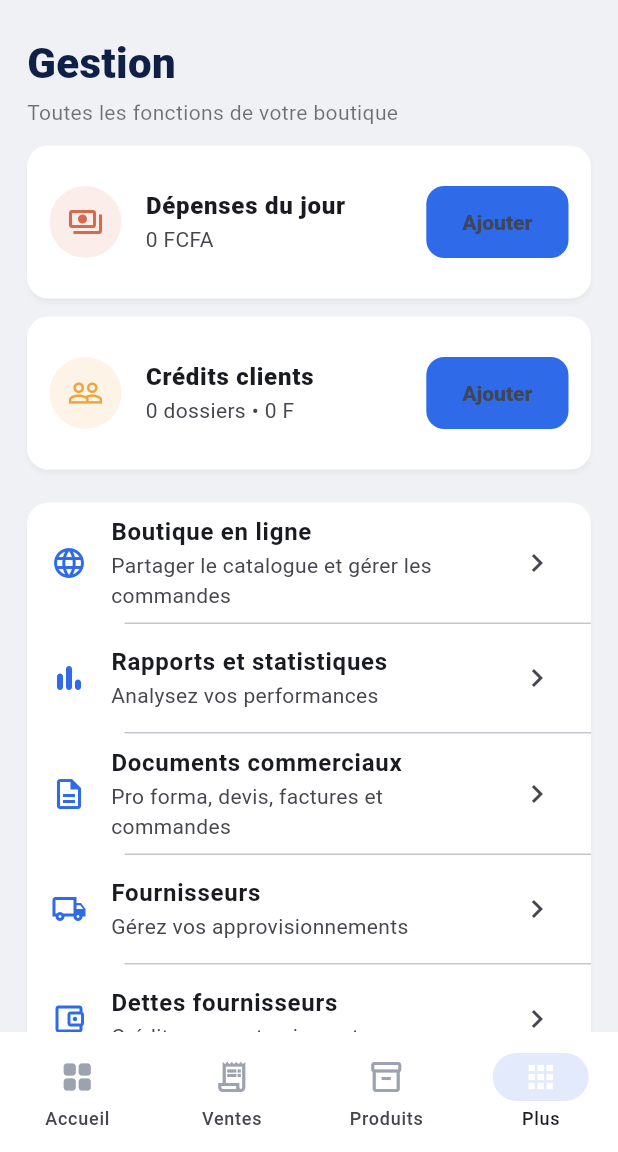
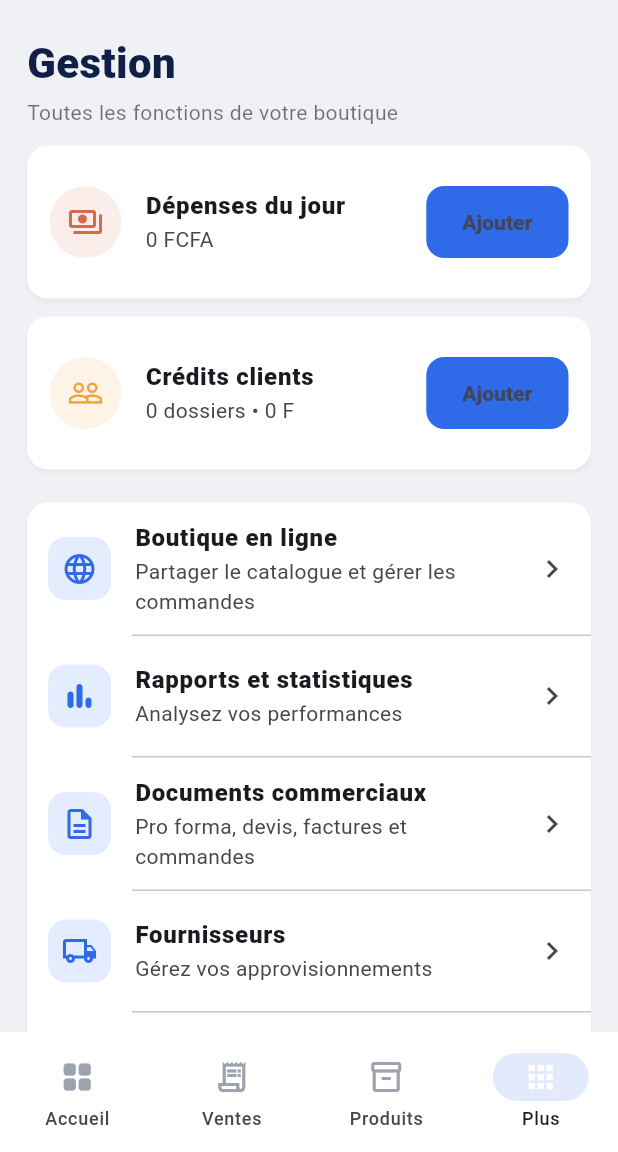
Before and after one commit to omzakrevo/moncommerce, a Flutter app: the AppShell screen opened directly with empty values, item 4 of the bottom bar chosen, on a phone screen of 412 x 824 dp, the part 84-1236 px from its top. Run offline on Flutter 3.47's test engine with Material 3 defaults, Android fonts, the phone set to English and light mode, and no system bars; our stand-ins replace camera, file_picker, firebase_core, firebase_messaging, flutter_local_notifications, geolocator and 6 more; missing offline and left inert: cryptography, excel, google_mlkit_text_recognition, mobile_scanner; accounts and stored records are empty; network calls fail.

Commit message:
Ventes et Plus : cartes, filtres de paiement, menu à pastilles bleues
Co-Authored-By: Claude Sonnet 5.5 <noreply@anthropic.com>

```diff
--- a/lib/src/dashboard.dart
+++ b/lib/src/dashboard.dart
@@ -415,7 +415,14 @@ class PageHeader extends StatelessWidget {
   final String title, subtitle;
   @override
   Widget build(BuildContext context) => Padding(
-    padding: const EdgeInsets.fromLTRB(18, 22, 18, 12),
+    padding: EdgeInsets.fromLTRB(
+      MediaQuery.sizeOf(context).width > 1120
+          ? (MediaQuery.sizeOf(context).width - 1120) / 2 + 18
+          : 18,
+      22,
+      18,
+      12,
+    ),
     child: Column(
       crossAxisAlignment: CrossAxisAlignment.start,
       children: [
--- a/lib/src/more_pages.dart
+++ b/lib/src/more_pages.dart
@@ -41,7 +41,11 @@ class MorePage extends StatelessWidget {
     children: [
       const PageHeader('Gestion', 'Toutes les fonctions de votre boutique'),
       Padding(
-        padding: const EdgeInsets.symmetric(horizontal: 18),
+        padding: EdgeInsets.symmetric(
+          horizontal: MediaQuery.sizeOf(context).width > 1120
+              ? (MediaQuery.sizeOf(context).width - 1120) / 2 + 18
+              : 18,
+        ),
         child: Column(
           children: [
             _managementCard(
@@ -88,7 +92,7 @@ class MorePage extends StatelessWidget {
                       ),
                     ),
                   ),
-                  const Divider(height: 1, indent: 65),
+                  const Divider(height: 1, indent: 70),
                   _menu(
                     Icons.bar_chart_rounded,
                     'Rapports et statistiques',
@@ -111,7 +115,7 @@ class MorePage extends StatelessWidget {
                       ),
                     ),
                   ),
-                  const Divider(height: 1, indent: 65),
+                  const Divider(height: 1, indent: 70),
                   _menu(
                     Icons.description_outlined,
                     'Documents commerciaux',
@@ -124,7 +128,7 @@ class MorePage extends StatelessWidget {
                       ),
                     ),
                   ),
-                  const Divider(height: 1, indent: 65),
+                  const Divider(height: 1, indent: 70),
                   _menu(
                     Icons.local_shipping_outlined,
                     'Fournisseurs',
@@ -141,7 +145,7 @@ class MorePage extends StatelessWidget {
                       ),
                     ),
                   ),
-                  const Divider(height: 1, indent: 65),
+                  const Divider(height: 1, indent: 70),
                   _menu(
                     Icons.account_balance_wallet_outlined,
                     'Dettes fournisseurs',
@@ -153,7 +157,7 @@ class MorePage extends StatelessWidget {
                       ),
                     ),
                   ),
-                  const Divider(height: 1, indent: 65),
+                  const Divider(height: 1, indent: 70),
                   _menu(
                     Icons.store_mall_directory_outlined,
                     'Ma boutique',
@@ -165,7 +169,7 @@ class MorePage extends StatelessWidget {
                       ),
                     ),
                   ),
-                  const Divider(height: 1, indent: 65),
+                  const Divider(height: 1, indent: 70),
                   _menu(
                     Icons.people_alt_outlined,
                     'Utilisateurs',
@@ -180,7 +184,7 @@ class MorePage extends StatelessWidget {
                       ),
                     ),
                   ),
-                  const Divider(height: 1, indent: 65),
+                  const Divider(height: 1, indent: 70),
                   _menu(
                     Icons.cloud_upload_outlined,
                     'Sauvegarde cloud',
@@ -192,7 +196,7 @@ class MorePage extends StatelessWidget {
                       ),
                     ),
                   ),
-                  const Divider(height: 1, indent: 65),
+                  const Divider(height: 1, indent: 70),
                   _menu(
                     Icons.workspace_premium_outlined,
                     'Licence et abonnement',
@@ -204,7 +208,7 @@ class MorePage extends StatelessWidget {
                       ),
                     ),
                   ),
-                  const Divider(height: 1, indent: 65),
+                  const Divider(height: 1, indent: 70),
                   _menu(
                     Icons.notifications_outlined,
                     'Notifications et mises à jour',
@@ -216,7 +220,7 @@ class MorePage extends StatelessWidget {
                       ),
                     ),
                   ),
-                  const Divider(height: 1, indent: 65),
+                  const Divider(height: 1, indent: 70),
                   if (isSuperAdmin) ...[
                     _menu(
                       Icons.monitor_heart_outlined,
@@ -229,7 +233,7 @@ class MorePage extends StatelessWidget {
                         ),
                       ),
                     ),
-                    const Divider(height: 1, indent: 65),
+                    const Divider(height: 1, indent: 70),
                     _menu(
                       Icons.campaign_outlined,
                       'Diffusion aux utilisateurs',
@@ -241,7 +245,7 @@ class MorePage extends StatelessWidget {
                         ),
                       ),
                     ),
-                    const Divider(height: 1, indent: 65),
+                    const Divider(height: 1, indent: 70),
                     _menu(
                       Icons.admin_panel_settings_outlined,
                       'Administration des licences',
@@ -253,7 +257,7 @@ class MorePage extends StatelessWidget {
                         ),
                       ),
                     ),
-                    const Divider(height: 1, indent: 65),
+                    const Divider(height: 1, indent: 70),
                   ],
                   ListTile(
                     leading: const Icon(
@@ -308,8 +312,17 @@ class MorePage extends StatelessWidget {
     String subtitle,
     VoidCallback onTap,
   ) => ListTile(
-    leading: Icon(icon, color: _green),
-    title: Text(title, style: const TextStyle(fontWeight: FontWeight.w700)),
+    contentPadding: const EdgeInsets.symmetric(horizontal: 14, vertical: 4),
+    leading: Container(
+      width: 42,
+      height: 42,
+      decoration: BoxDecoration(
+        color: const Color(0xFFE4EDFD),
+        borderRadius: BorderRadius.circular(12),
+      ),
+      child: Icon(icon, color: _green),
+    ),
+    title: Text(title, style: const TextStyle(fontWeight: FontWeight.w800)),
     subtitle: Text(subtitle),
     trailing: const Icon(Icons.chevron_right),
     onTap: onTap,
```
Also changed, not shown: lib/src/sales.dart (+170 -36 lines).
